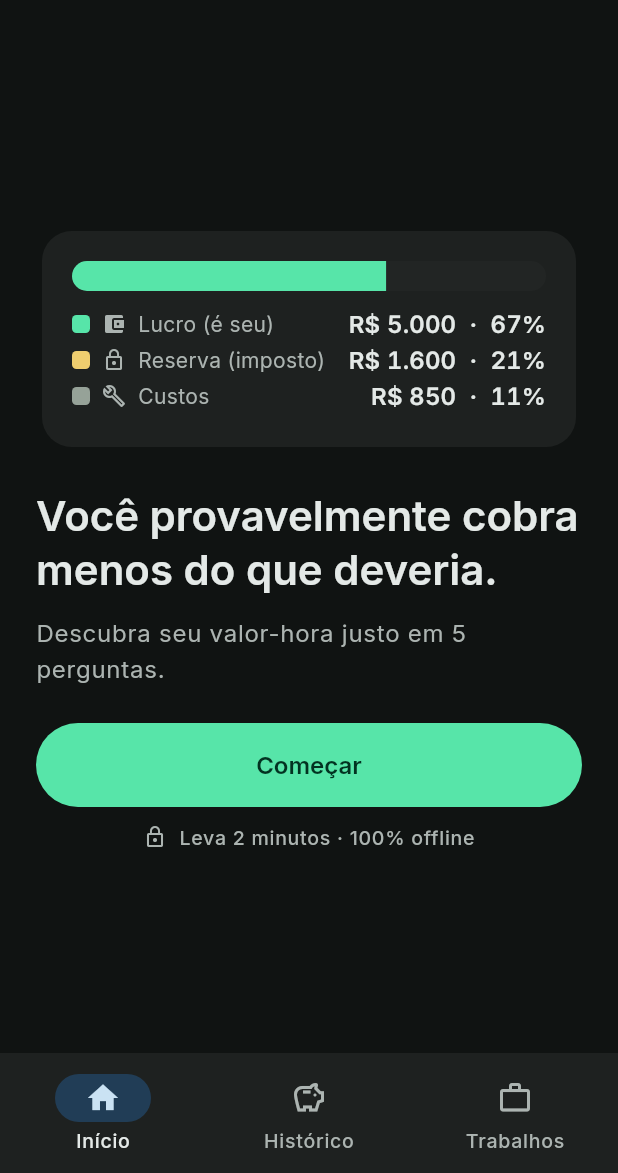
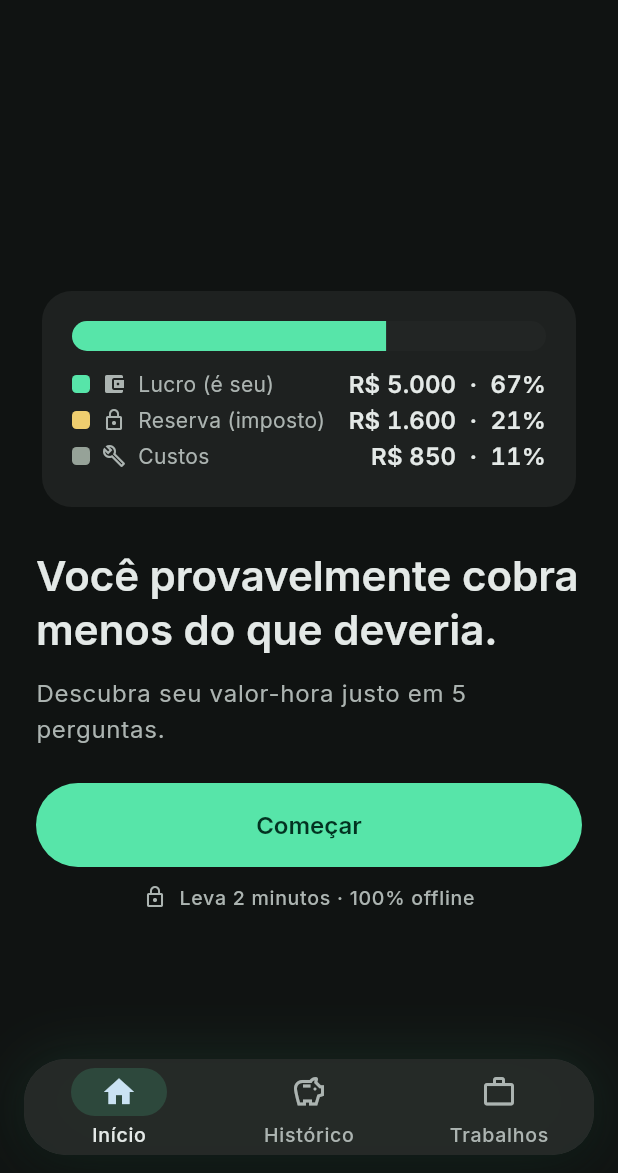
Before and after one commit to 4yu-apps/quanto-cobro, a Flutter app: the screen it shows after launch, after a tap on "Pular", on a phone screen of 412 x 824 dp, the part 63-1236 px from its top. Run offline on Flutter 3.47's test engine with Material 3 defaults, Android fonts, the phone set to English and light mode, and no system bars; our stand-ins replace file_picker, flutter_riverpod, go_router, share_plus, shared_preferences.

Commit message:
feat(nav): navbar flutuante de vidro real com fallback opaco (a11y/perf)
Co-Authored-By: Claude Opus 4.8 (1M context) <noreply@anthropic.com>

```diff
--- a/lib/app/nav_shell.dart
+++ b/lib/app/nav_shell.dart
@@ -1,8 +1,14 @@
+import 'dart:ui';
+
 import 'package:flutter/material.dart';
+import 'package:flutter_riverpod/flutter_riverpod.dart';
 import 'package:go_router/go_router.dart';
 
 import '../core/ads/ads.dart';
+import '../core/providers.dart';
+import '../core/theme/materials.dart';
 import '../core/theme/motion.dart';
+import '../core/theme/tokens.dart';
 
 /// Casca de navegação (v0.5): dá ao app um MAPA visível em 1 olhada — o que um
 /// leigo precisa. Três abas (Início · Histórico · Trabalhos). As duas ações
@@ -10,6 +16,12 @@ import '../core/theme/motion.dart';
 /// protagonistas do Painel. Config vive na engrenagem, não gasta slot.
 /// Ferramentas e fluxos (calc, reserva, resultado…) empilham ACIMA da casca
 /// (cobrem a barra — são modos focados).
+///
+/// v0.6 (Lúa, "Cofre Aberto"): a nav bar flutua descolada das bordas, em
+/// vidro de verdade (BackdropFilter + fill translúcido + halo esmeralda) —
+/// mantém o `NavigationBar` NATIVO (semântica de aba do TalkBack preservada)
+/// só envolvendo-o na pílula. Com "Reduzir transparência" ou leitor de tela
+/// ativo, cai pro fallback sólido (sem blur) — nunca ilegível, nunca custoso.
 class NavShell extends StatelessWidget {
   const NavShell({super.key, required this.navigationShell});
 
@@ -18,16 +30,29 @@ class NavShell extends StatelessWidget {
   @override
   Widget build(BuildContext context) {
     return Scaffold(
-      // Banner ancorado do hub: entre o conteúdo e a nav bar, fora do fluxo.
-      // Só aparece nas abas (fluxos/ferramentas cobrem a casca), nunca pra Pro,
-      // nunca antes do 1º cálculo. Ver a estratégia em core/ads/ads.dart.
-      body: Column(
-        children: <Widget>[
-          Expanded(child: navigationShell),
-          const AdSlot(),
-        ],
-      ),
-      bottomNavigationBar: NavigationBar(
+      extendBody: true, // conteúdo rola POR BAIXO da barra flutuante
+      body: navigationShell,
+      bottomNavigationBar: _GlassBottomBar(navigationShell: navigationShell),
+    );
+  }
+}
+
+/// A pílula de vidro que envolve a `NavigationBar` nativa + o banner do hub
+/// (AdSlot) acima dela. Um só ramo (vidro OU sólido) cria `BackdropFilter` —
+/// é o que o teste de fallback (`nav_glass_test.dart`) verifica.
+class _GlassBottomBar extends ConsumerWidget {
+  const _GlassBottomBar({required this.navigationShell});
+
+  final StatefulNavigationShell navigationShell;
+
+  @override
+  Widget build(BuildContext context, WidgetRef ref) {
+    final Materials m = Theme.of(context).extension<Materials>()!;
+    final bool solido =
+        MediaQuery.of(context).accessibleNavigation ||
+        ref.watch(reduceTransparencyProvider);
+
+    final Widget bar = NavigationBar(
       selectedIndex: navigationShell.currentIndex,
       onDestinationSelected: (int i) {
         Haptics.select();
@@ -54,6 +79,64 @@ class NavShell extends StatelessWidget {
           label: 'Trabalhos',
         ),
       ],
+    );
+
+    // Fundo: sólido (fallback) OU vidro (blur + tint >=0.88). Um só ramo cria
+    // BackdropFilter.
+    final Widget fundo = solido
+        ? ColoredBox(color: m.glassFill.withValues(alpha: 1), child: bar)
+        : BackdropFilter(
+            filter: ImageFilter.blur(
+              sigmaX: m.glassBlurSigma,
+              sigmaY: m.glassBlurSigma,
+            ),
+            child: ColoredBox(color: m.glassFill, child: bar),
+          );
+
+    final Widget pilula = RepaintBoundary(
+      child: DecoratedBox(
+        decoration: BoxDecoration(
+          borderRadius: const BorderRadius.all(Radii.xl2),
+          boxShadow: <BoxShadow>[
+            BoxShadow(
+              color: Colors.black.withValues(alpha: 0.35),
+              blurRadius: 24,
+              offset: const Offset(0, 8),
+            ),
+            BoxShadow(color: m.navHalo, blurRadius: 32), // halo <=0.12
+          ],
+        ),
+        child: ClipRRect(
+          borderRadius: const BorderRadius.all(Radii.xl2),
+          child: DecoratedBox(
+            decoration: BoxDecoration(
+              border: Border.all(
+                color: Theme.of(context).colorScheme.outlineVariant,
+                width: 1,
+              ),
+              borderRadius: const BorderRadius.all(Radii.xl2),
+            ),
+            child: fundo,
+          ),
+        ),
+      ),
+    );
+
+    // Banner ancorado do hub: entre o conteúdo e a pílula, fora do vidro (não
+    // some no blur). Só aparece nas abas (fluxos/ferramentas cobrem a casca),
+    // nunca pra Pro, nunca antes do 1º cálculo — ver core/ads/ads.dart.
+    return SafeArea(
+      top: false,
+      child: Column(
+        mainAxisSize: MainAxisSize.min,
+        children: <Widget>[
+          const AdSlot(),
+          const SizedBox(height: Space.x2),
+          Padding(
+            padding: const EdgeInsets.fromLTRB(Space.x4, 0, Space.x4, Space.x3),
+            child: pilula,
+          ),
+        ],
       ),
     );
   }
--- a/lib/core/theme/app_theme.dart
+++ b/lib/core/theme/app_theme.dart
@@ -103,6 +103,18 @@ abstract final class AppTheme {
         shape: RoundedRectangleBorder(borderRadius: BorderRadius.all(Radii.sm)),
         insetPadding: EdgeInsets.all(Space.x4),
       ),
+      // Transparente: a superfície real vem da pílula de vidro que envolve a
+      // NavigationBar em nav_shell.dart. Indicador "abraça" a aba ativa.
+      navigationBarTheme: NavigationBarThemeData(
+        backgroundColor: Colors.transparent,
+        surfaceTintColor: Colors.transparent,
+        shadowColor: Colors.transparent,
+        elevation: 0,
+        height: 64,
+        labelBehavior: NavigationDestinationLabelBehavior.alwaysShow,
+        indicatorColor: scheme.primary.withValues(alpha: 0.16),
+        indicatorShape: const StadiumBorder(),
+      ),
     );
   }
 
```
Also changed, not shown: 1 other file. Lines whose indentation alone changed are shown as unchanged.
